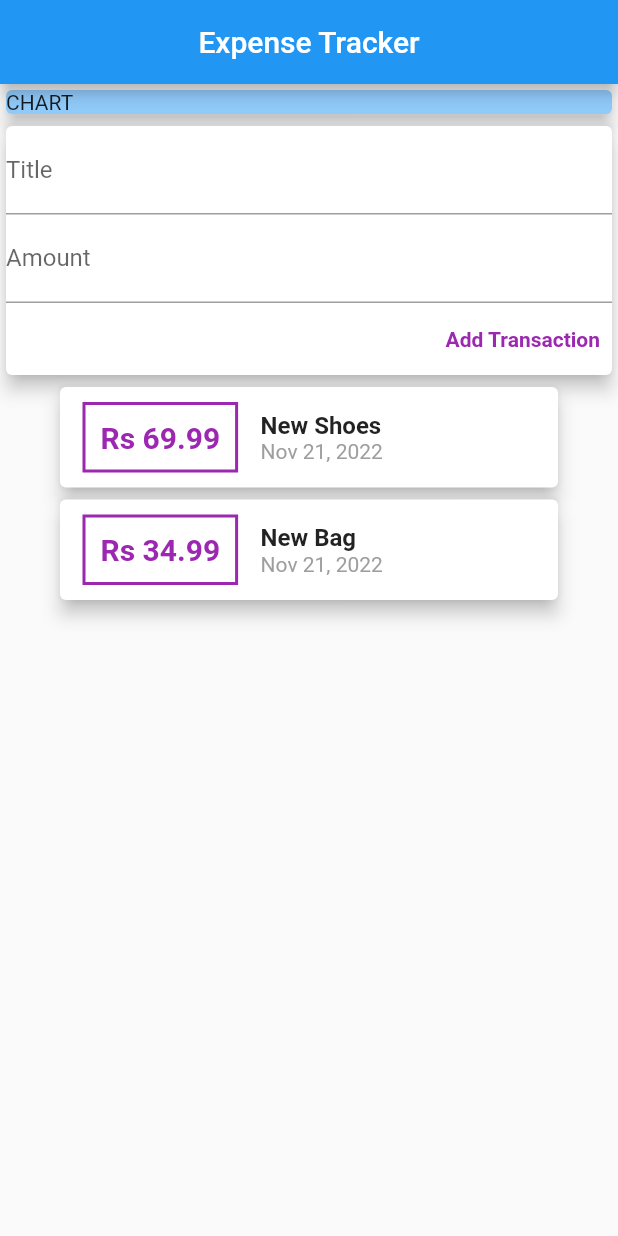
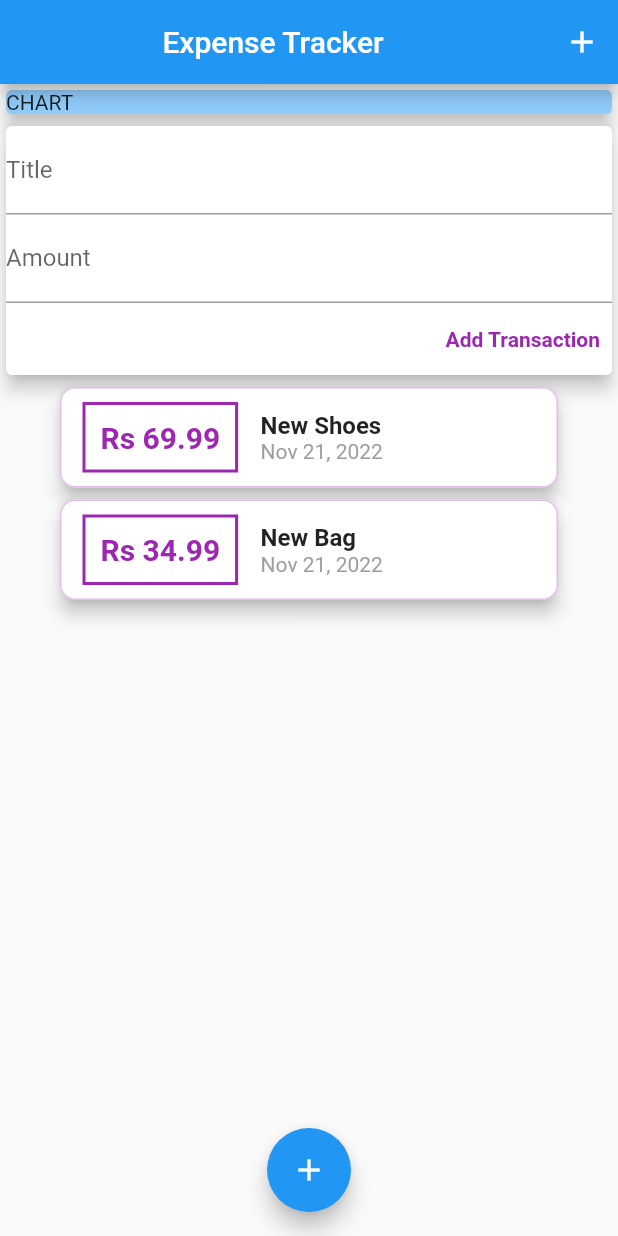
Before and after one commit to uzairafridi00/flutter-learning, a Flutter app: the screen it shows after launch, after a tap on "Add Transaction", on a phone screen of 412 x 824 dp. Run offline on Flutter 3.47's test engine with Material 2 defaults, Android fonts, the phone set to English and light mode, and no system bars.

Commit message:
Floating action button added

```diff
--- /dev/null
+++ b/Flutter Notes/Notes/Widgets, Styling, Adding Logic/Showing Model Bottom Sheet.txt
@@ -0,0 +1 @@
+25 -> 3rd folder
--- a/Flutter Projects/expense_tracker/lib/main.dart
+++ b/Flutter Projects/expense_tracker/lib/main.dart
@@ -17,9 +17,6 @@ class MyApp extends StatelessWidget {
 }
 
 class MyHomePage extends StatelessWidget {
-
-
-
   MyHomePage({super.key});
 
   @override
@@ -27,6 +24,9 @@ class MyHomePage extends StatelessWidget {
     return Scaffold(
       appBar: AppBar(
         title: const Center(child: Text('Expense Tracker')),
+        actions: [
+          IconButton(onPressed: () {}, icon: Icon(Icons.add)),
+        ],
       ),
       body: SingleChildScrollView(
         child: Column(
@@ -44,6 +44,11 @@ class MyHomePage extends StatelessWidget {
               UserTransaction(),
             ]),
       ),
+      floatingActionButtonLocation: FloatingActionButtonLocation.centerFloat,
+      floatingActionButton: FloatingActionButton(
+        child: Icon(Icons.add),
+        onPressed: () {},
+      ),
     );
   }
 }
--- a/Flutter Projects/expense_tracker/lib/widgets/new_transaction.dart
+++ b/Flutter Projects/expense_tracker/lib/widgets/new_transaction.dart
@@ -11,6 +11,17 @@ class NewTransaction extends StatelessWidget {
   final titleController = TextEditingController();
   final amountController = TextEditingController();
 
+  void dataEntered() {
+    final titleEntered = titleController.text;
+    final amountEntered = double.parse(amountController.text);
+
+    if (titleEntered.isEmpty || amountEntered <= 0) {
+      return;
+    }
+
+    addTransactionHandler(titleEntered, amountEntered);
+  }
+
   @override
   Widget build(BuildContext context) {
     return Card(
@@ -21,20 +32,19 @@ class NewTransaction extends StatelessWidget {
             autocorrect: true,
             decoration: InputDecoration(labelText: 'Title'),
             controller: titleController,
+            onSubmitted: (_) => dataEntered(),
           ),
           TextField(
             decoration: InputDecoration(labelText: 'Amount'),
             keyboardType: TextInputType.number,
-            inputFormatters: <TextInputFormatter>[
-              FilteringTextInputFormatter.digitsOnly
-            ], // Only numbers can be entered
+            // inputFormatters: <TextInputFormatter>[
+            //   FilteringTextInputFormatter.digitsOnly
+            // ], // Only numbers can be entered
             controller: amountController,
+            onSubmitted: (_) => dataEntered(),
           ),
           TextButton(
-              onPressed: () {
-                addTransactionHandler(
-                    titleController.text, double.parse(amountController.text));
-              },
+              onPressed: dataEntered,
               child: const Text(
                 'Add Transaction',
                 style: TextStyle(
--- a/Flutter Projects/expense_tracker/lib/widgets/transactions_list.dart
+++ b/Flutter Projects/expense_tracker/lib/widgets/transactions_list.dart
@@ -11,24 +11,30 @@ class TransactionList extends StatelessWidget {
   @override
   Widget build(BuildContext context) {
     return Container(
-      height: 450,
+      height: 490,
       width: 340,
       child: ListView.builder(
         itemBuilder: (context, index) {
           return Card(
+              shape: RoundedRectangleBorder(
+                side: BorderSide(
+                  color: Colors.purple.shade100,
+                ),
+                borderRadius: BorderRadius.circular(10.0), //<-- SEE HERE
+              ),
               elevation: 5,
               child: Row(
                 children: [
                   Container(
                     margin: EdgeInsets.symmetric(vertical: 10, horizontal: 15),
+                    padding: EdgeInsets.all(10),
                     decoration: BoxDecoration(
                         border: Border.all(
                       color: Colors.purple,
                       width: 2,
                     )),
-                    padding: EdgeInsets.all(10),
                     child: Text(
-                      'Rs ' + transactions[index].amount.toString(),
+                      'Rs ' + transactions[index].amount.toStringAsFixed(2),
                       // '\$${tx.amount}',
                       style: TextStyle(
                           fontWeight: FontWeight.bold,
```
Also changed, not shown: Flutter Notes/Notes/Widgets, Styling, Adding Logic/Flutter Widgets Styling.txt (+47 -2 lines).
